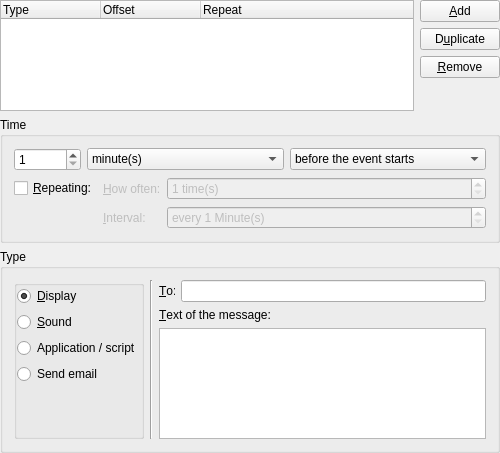
First picture: the form in incidenceeditor/koeditoralarms_base.ui, repository KDE/korganizer, before the edit.
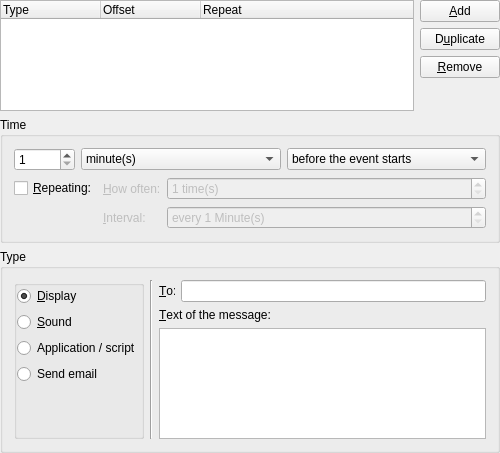
Second picture: the form after the edit. Custom widgets are drawn as their Qt base class.

Commit message: make the timeoffset spinbox allow only 5 digits, just like when setting a simple reminder. kolab/issue4207 MERGE: 4.4

```diff
--- a/incidenceeditor/koeditoralarms_base.ui
+++ b/incidenceeditor/koeditoralarms_base.ui
@@ -61,7 +61,7 @@
            <number>1</number>
           </property>
           <property name="maximum">
-           <number>999999999</number>
+           <number>99999</number>
           </property>
          </widget>
         </item>
```
